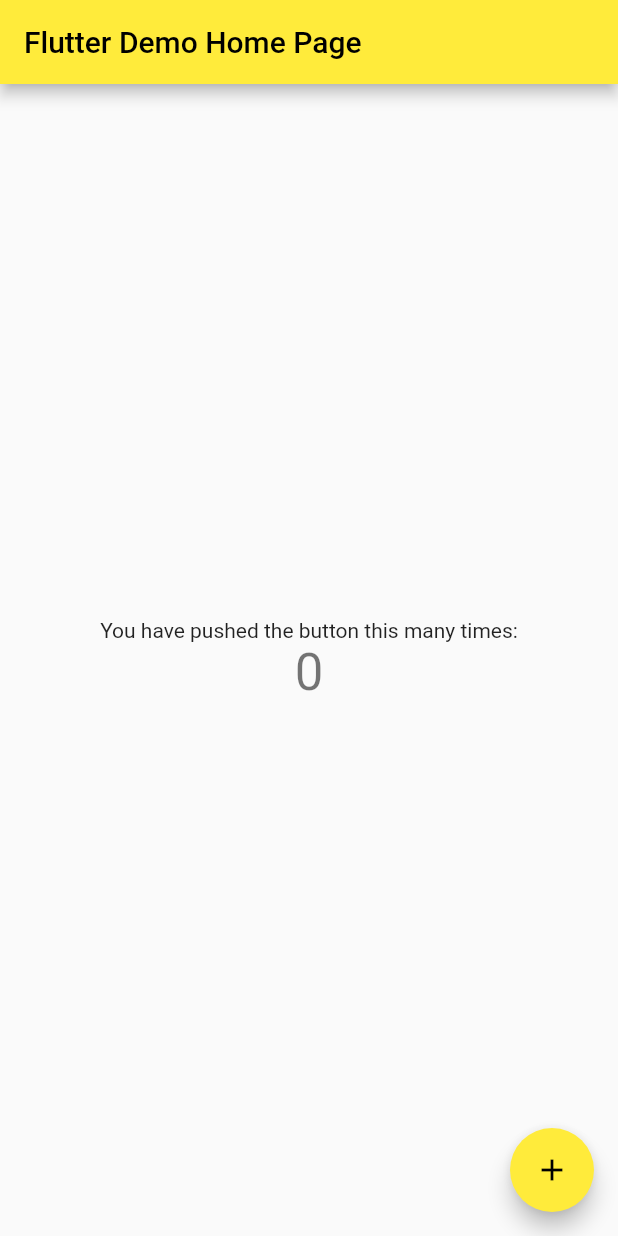
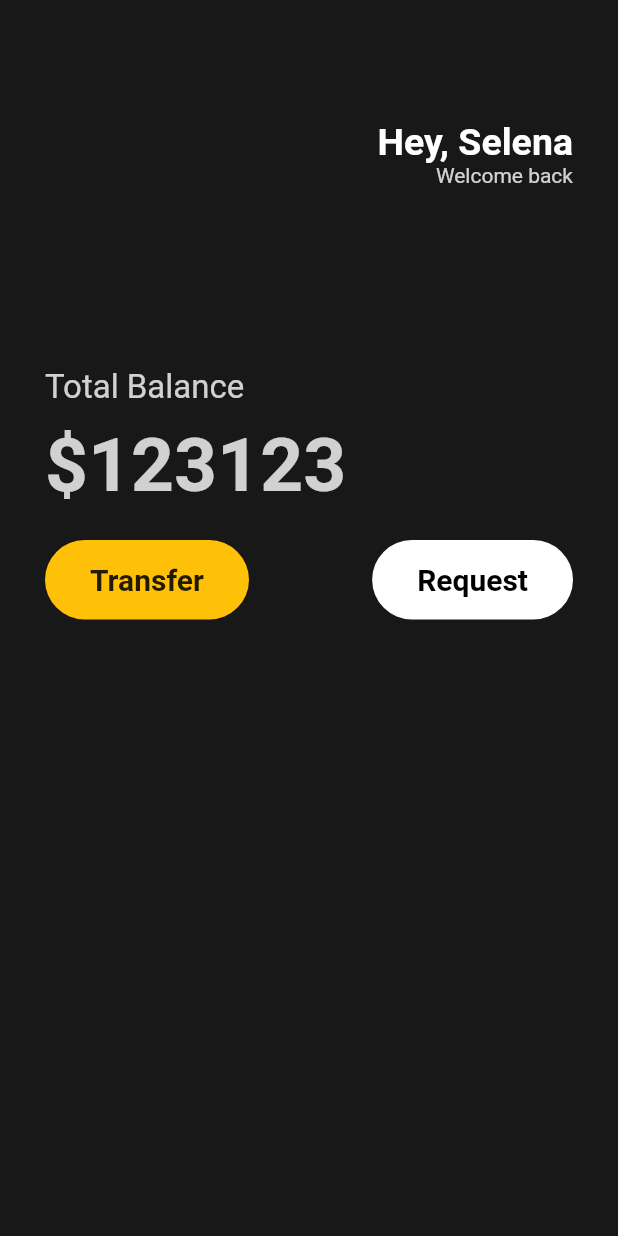
Before and after one commit to JinEunPark/swSubjectFlutter, a Flutter app: the screen it shows after launch, on a phone screen of 412 x 824 dp. Run offline on Flutter 3.47's test engine with Material 2 defaults, Android fonts, the phone set to English and light mode, and no system bars.

Commit message:
ui complete

```diff
--- a/lib/main.dart
+++ b/lib/main.dart
@@ -1,116 +1,132 @@
 import 'package:flutter/material.dart';
 
-
 void main() {
-  runApp(const MyApp());
+  runApp(const App());
 }
 
-class MyApp extends StatelessWidget {
-  const MyApp({super.key});
+class App extends StatelessWidget {
+  const App({super.key});
 
-  // This widget is the root of your application.
-  @override
+  //Cupertino = apple style
+  //Material = google style
+  @override //statelessWidget은 build method 를 구현해야함 widget을 리턴함.
   Widget build(BuildContext context) {
     return MaterialApp(
-      title: 'Flutter Demo',
-      theme: ThemeData(
-        // This is the theme of your application.
-        //
-        // Try running your application with "flutter run". You'll see the
-        // application has a blue toolbar. Then, without quitting the app, try
-        // changing the primarySwatch below to Colors.green and then invoke
-        // "hot reload" (press "r" in the console where you ran "flutter run",
-        // or simply save your changes to "hot reload" in a Flutter IDE).
-        // Notice that the counter didn't reset back to zero; the application
-        // is not restarted.
-        primarySwatch: Colors.yellow,
+      home: Scaffold(
+        //앱의 뼈대
+        backgroundColor: const Color(0xFF181818), //색상 수동 지정
+        body: Padding(
+          //패딩 위젯으로 감쌈
+          padding: const EdgeInsets.symmetric(
+              horizontal: 30), //all, symmetric 지정 방향으로 적용!! 모든 방향으로 패딩을 적용!!
+          child: Column(
+            crossAxisAlignment: CrossAxisAlignment.start,
+            //컬럼의 mianAxis = 세로 CrossAxis = 가로 Row 는 반대로 적용!!!
+            //새로로 위젯을 위치하기 위해서 만듦
+            children: [
+              const SizedBox(
+                //제일 상단의 공간을 만들어서 내려올 수 있게 만듦
+                height: 80,
+              ),
+              Row(
+                mainAxisAlignment: MainAxisAlignment.end, // 내부를 오른쪽 끝에 위치함.
+                children: [
+                  Column(
+                    crossAxisAlignment: CrossAxisAlignment.end, //글자 Text 위젯을 정렬
+                    children: [
+                      const Text(
+                        "Hey, Selena",
+                        style: TextStyle(
+                          color: Colors.white,
+                          fontSize: 25,
+                          fontWeight: FontWeight.bold, //글자 굵게
+                        ), //글자의 색을 변경함.
+                      ),
+                      Text(
+                        'Welcome back',
+                        style: TextStyle(
+                          color: Colors.white.withOpacity(0.8),
+                        ),
+                      ),
+                    ],
+                  ),
+                ],
+              ),
+              const SizedBox(
+                height: 120,
+              ),
+              Text(
+                'Total Balance',
+                style: TextStyle(
+                  fontSize: 22,
+                  color: Colors.white.withOpacity(0.8),
+                ),
+              ),
+              const SizedBox(
+                //command + '.' 을 누르면 코드 액션이 생겨난다.
+                height: 10,
+              ),
+              Text(
+                '\$123123', //변수가 아니라고 명시함 \을 사용해서
+                style: TextStyle(
+                  fontSize: 50,
+                  fontWeight: FontWeight.bold,
+                  color: Colors.white.withOpacity(0.8),
+                ),
+              ),
+              const SizedBox(
+                height: 20,
+              ),
+              Row(
+                mainAxisAlignment: MainAxisAlignment.spaceBetween,//두개의 컨테이너 사이에 공간을 만듦
+                children: [
+                  Container(
+                    //컨테이너 위젯으로 다른 위젯을 넣는데 사용함
+                    decoration: BoxDecoration(
+                      color: Colors.amber,
+                      borderRadius: BorderRadius.circular(45),
+                    ),
+                    child: const Padding(
+                      //패딩을 추가함...
+                      padding: EdgeInsets.symmetric(
+                        vertical: 15,
+                        horizontal: 30,
+                      ),
+                      child: Text(
+                        'Transfer',
+                        style: TextStyle(
+                          fontWeight: FontWeight.bold,
+                          fontSize: 20,
+                        ),
+                      ),
+                    ),
+                  ),
+                  Container(
+                    decoration: BoxDecoration(
+                      color: Colors.white,
+                      borderRadius: BorderRadius.circular(45),
+                    ),
+                    child: const Padding(
+                      padding: EdgeInsets.symmetric(
+                        horizontal: 30,
+                        vertical: 15,
+                      ),
+                      child: Text(
+                        "Request",
+                        style: TextStyle(
+                          color: Colors.black,
+                          fontWeight: FontWeight.bold,
+                          fontSize: 20,
+                        ),
+                      ),
+                    ),
+                  )
+                ],
+              )
+            ],
+          ),
+        ),
       ),
-      home: const MyHomePage(title: 'Flutter Demo Home Page'),
     );
   }
 }
-
-class MyHomePage extends StatefulWidget {
-  const MyHomePage({super.key, required this.title});
-
-  // This widget is the home page of your application. It is stateful, meaning
-  // that it has a State object (defined below) that contains fields that affect
-  // how it looks.
-
-  // This class is the configuration for the state. It holds the values (in this
-  // case the title) provided by the parent (in this case the App widget) and
-  // used by the build method of the State. Fields in a Widget subclass are
-  // always marked "final".
-
-  final String title;
-
-  @override
-  State<MyHomePage> createState() => _MyHomePageState();
-}
-
-class _MyHomePageState extends State<MyHomePage> {
-  int _counter = 0;
-
-  void _incrementCounter() {
-    setState(() {
-      // This call to setState tells the Flutter framework that something has
-      // changed in this State, which causes it to rerun the build method below
-      // so that the display can reflect the updated values. If we changed
-      // _counter without calling setState(), then the build method would not be
-      // called again, and so nothing would appear to happen.
-      _counter++;
-    });
-  }
-
-  @override
-  Widget build(BuildContext context) {
-    // This method is rerun every time setState is called, for instance as done
-    // by the _incrementCounter method above.
-    //
-    // The Flutter framework has been optimized to make rerunning build methods
-    // fast, so that you can just rebuild anything that needs updating rather
-    // than having to individually change instances of widgets.
-    return Scaffold(
-      appBar: AppBar(
-        // Here we take the value from the MyHomePage object that was created by
-        // the App.build method, and use it to set our appbar title.
-        title: Text(widget.title),
-      ),
-      body: Center(
-        // Center is a layout widget. It takes a single child and positions it
-        // in the middle of the parent.
-        child: Column(
-          // Column is also a layout widget. It takes a list of children and
-          // arranges them vertically. By default, it sizes itself to fit its
-          // children horizontally, and tries to be as tall as its parent.
-          //
-          // Invoke "debug painting" (press "p" in the console, choose the
-          // "Toggle Debug Paint" action from the Flutter Inspector in Android
-          // Studio, or the "Toggle Debug Paint" command in Visual Studio Code)
-          // to see the wireframe for each widget.
-          //
-          // Column has various properties to control how it sizes itself and
-          // how it positions its children. Here we use mainAxisAlignment to
-          // center the children vertically; the main axis here is the vertical
-          // axis because Columns are vertical (the cross axis would be
-          // horizontal).
-          mainAxisAlignment: MainAxisAlignment.center,
-          children: <Widget>[
-            const Text(
-              'You have pushed the button this many times:',
-            ),
-            Text(
-              '$_counter',
-              style: Theme.of(context).textTheme.headlineMedium,
-            ),
-          ],
-        ),
-      ),
-      floatingActionButton: FloatingActionButton(
-        onPressed: _incrementCounter,
-        tooltip: 'Increment',
-        child: const Icon(Icons.add),
-      ), // This trailing comma makes auto-formatting nicer for build methods.
-    );
-  }
-}
```
